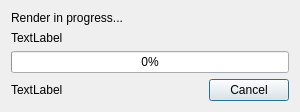
VLMC/vlmc, file src/GUI/ui/WorkflowFileRendererDialog.ui: the form before one commit.
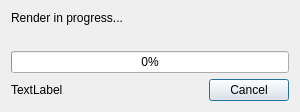
The form after the commit.

Commit message: Removed Label in preview label and set size for it

The edit to the form file:
```diff
--- a/src/GUI/ui/WorkflowFileRendererDialog.ui
+++ b/src/GUI/ui/WorkflowFileRendererDialog.ui
@@ -7,7 +7,7 @@
     <x>0</x>
     <y>0</y>
     <width>300</width>
-    <height>104</height>
+    <height>111</height>
    </rect>
   </property>
   <property name="sizePolicy">
@@ -68,7 +68,7 @@
    <item row="1" column="0">
     <widget class="QLabel" name="previewLabel">
      <property name="text">
-      <string>TextLabel</string>
+      <string/>
      </property>
     </widget>
    </item>
```
The commit also changes 1 other file.
